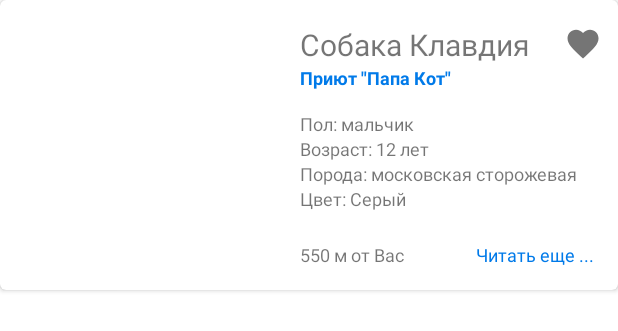
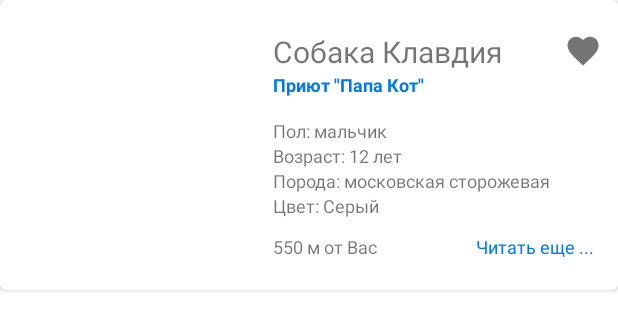
Before and after one commit to MrShtein/buddyClient, an Android app: the layout animal_row.xml on its own in the app's theme, with its tools: preview values and no code run, on a phone screen of 412 x 824 dp. Shown: the top 331 px of the screen. Run offline under Robolectric (Android 15) with nearby library versions, the phone set to English and light mode, and no system bars.

Commit message:
[feat] Добавил фрагмент для получения списка животных (черновик)

```diff
--- a/app/build.gradle
+++ b/app/build.gradle
@@ -42,6 +42,9 @@ dependencies {
     implementation 'com.airbnb.android:lottie:4.1.0'
     implementation 'androidx.legacy:legacy-support-v4:1.0.0'
     implementation "androidx.recyclerview:recyclerview:1.2.1"
+    implementation 'com.squareup.retrofit2:retrofit:2.9.0'
+    implementation 'com.squareup.retrofit2:converter-gson:2.5.0'
+    implementation 'com.squareup.picasso:picasso:2.71828'
     testImplementation 'junit:junit:4.13.2'
     androidTestImplementation 'androidx.test.ext:junit:1.1.3'
     androidTestImplementation 'androidx.test.espresso:espresso-core:3.4.0'
--- a/app/src/main/AndroidManifest.xml
+++ b/app/src/main/AndroidManifest.xml
@@ -1,9 +1,12 @@
 <?xml version="1.0" encoding="utf-8"?>
 <manifest xmlns:android="http://schemas.android.com/apk/res/android"
     package="mr.shtein.buddyandroidclient">
+    <uses-permission android:name="android.permission.INTERNET" />
+    <uses-permission android:name="android.permission.ACCESS_NETWORK_STATE" />
 
     <application
         android:allowBackup="true"
+        android:usesCleartextTraffic="true"
         android:icon="@mipmap/ic_launcher"
         android:label=""
         android:roundIcon="@mipmap/ic_launcher_round"
--- /dev/null
+++ b/app/src/main/java/mr/shtein/buddyandroidclient/model/Kennel.kt
@@ -0,0 +1,6 @@
+package mr.shtein.buddyandroidclient.model
+
+data class Kennel(
+    val id: Long,
+    val name: String
+)
--- a/app/src/main/res/layout/animal_row.xml
+++ b/app/src/main/res/layout/animal_row.xml
@@ -5,112 +5,117 @@
     android:id="@+id/layout_for_animal_card"
     android:layout_width="match_parent"
     android:layout_height="193dp"
+    android:layout_marginBottom="8dp"
     app:cardCornerRadius="4dp">
+
     <androidx.constraintlayout.widget.ConstraintLayout
         android:layout_width="match_parent"
-    android:layout_height="match_parent">
+        android:layout_height="match_parent"
+        >
 
         <ImageView
             android:id="@+id/animal_image"
-        android:layout_width="168dp"
-        android:layout_height="162dp"
-        android:layout_margin="16dp"
+            android:layout_width="158dp"
+            android:layout_height="152dp"
+            android:layout_marginStart="8dp"
+            android:layout_marginTop="8dp"
+            android:layout_marginBottom="8dp"
+
+            app:layout_constraintBottom_toBottomOf="parent"
             app:layout_constraintStart_toStartOf="parent"
-        app:layout_constraintTop_toTopOf="parent"
-        app:layout_constraintBottom_toBottomOf="parent"/>
+            app:layout_constraintTop_toTopOf="parent" />
 
         <CheckBox
             android:layout_width="26dp"
             android:layout_height="26dp"
+            android:layout_marginEnd="10dp"
             android:button="@drawable/heart_checkbox"
-        app:layout_constraintTop_toTopOf="@id/animal_image"
             app:layout_constraintEnd_toEndOf="parent"
-        android:layout_marginEnd="10dp"
-        />
+            app:layout_constraintTop_toTopOf="@id/animal_image" />
 
         <TextView
             android:id="@+id/who_is"
             android:layout_width="wrap_content"
             android:layout_height="wrap_content"
+            android:layout_marginStart="16dp"
+            android:textSize="20sp"
             app:layout_constraintStart_toEndOf="@id/animal_image"
             app:layout_constraintTop_toTopOf="@id/animal_image"
-            android:layout_marginStart="16dp"
-            android:textSize="20sp"
-            tools:text="Собака Клавдия"/>
+            tools:text="Собака Клавдия" />
 
         <TextView
             android:id="@+id/kennel_name"
-        tools:text="Приют &#34;Папа Кот&#34;"
             android:layout_width="wrap_content"
             android:layout_height="wrap_content"
+            android:layout_marginStart="16dp"
+            android:textColor="#007AE9"
+            android:textSize="12sp"
+            android:textStyle="bold"
             app:layout_constraintStart_toEndOf="@id/animal_image"
             app:layout_constraintTop_toBottomOf="@id/who_is"
-        android:layout_marginStart="16dp"
-        android:textSize="12sp"
-        android:textStyle="bold"
-        android:textColor="#007AE9"/>
+            tools:text="Приют &#34;Папа Кот&#34;" />
 
         <TextView
             android:id="@+id/gender_name"
-        tools:text="Пол: мальчик"
             android:layout_width="wrap_content"
             android:layout_height="wrap_content"
+            android:layout_marginStart="16dp"
+            android:layout_marginTop="14dp"
+            android:textSize="12sp"
             app:layout_constraintStart_toEndOf="@id/animal_image"
             app:layout_constraintTop_toBottomOf="@id/kennel_name"
-        android:layout_marginStart="16dp"
-        android:layout_marginTop="14dp"
-        android:textSize="12sp" />
+            tools:text="Пол: мальчик" />
 
         <TextView
             android:id="@+id/approximately_age"
-        tools:text="Возраст: 12 лет"
             android:layout_width="wrap_content"
             android:layout_height="wrap_content"
+            android:layout_marginStart="16dp"
+            android:textSize="12sp"
             app:layout_constraintStart_toEndOf="@id/animal_image"
             app:layout_constraintTop_toBottomOf="@id/gender_name"
-        android:layout_marginStart="16dp"
-        android:textSize="12sp" />
+            tools:text="Возраст: 12 лет" />
 
         <TextView
             android:id="@+id/breed_name"
-        tools:text="Порода: московская сторожевая"
             android:layout_width="wrap_content"
             android:layout_height="wrap_content"
+            android:layout_marginStart="16dp"
+            android:textSize="12sp"
             app:layout_constraintStart_toEndOf="@id/animal_image"
             app:layout_constraintTop_toBottomOf="@id/approximately_age"
-        android:layout_marginStart="16dp"
-        android:textSize="12sp" />
+            tools:text="Порода: московская сторожевая" />
 
         <TextView
             android:id="@+id/animal_color"
-        tools:text="Цвет: Серый"
             android:layout_width="wrap_content"
             android:layout_height="wrap_content"
+            android:layout_marginStart="16dp"
+            android:textSize="12sp"
             app:layout_constraintStart_toEndOf="@id/animal_image"
             app:layout_constraintTop_toBottomOf="@id/breed_name"
-        android:layout_marginStart="16dp"
-        android:textSize="12sp" />
+            tools:text="Цвет: Серый" />
 
         <TextView
             android:id="@+id/distance_from_you"
-        tools:text="550 м от Вас"
             android:layout_width="wrap_content"
             android:layout_height="wrap_content"
+            android:layout_marginStart="16dp"
+            android:textSize="12sp"
+            app:layout_constraintBottom_toBottomOf="@id/animal_image"
             app:layout_constraintStart_toEndOf="@id/animal_image"
-        app:layout_constraintBottom_toBottomOf="@id/animal_image"
-        android:layout_marginStart="16dp"
-        android:textSize="12sp" />
+            tools:text="550 м от Вас" />
 
         <TextView
             android:id="@+id/read_more"
-        tools:text="Читать еще ..."
             android:layout_width="wrap_content"
             android:layout_height="wrap_content"
+            android:layout_marginEnd="16dp"
+            android:textColor="#007AE9"
+            android:textSize="12sp"
+            app:layout_constraintBottom_toBottomOf="@id/distance_from_you"
             app:layout_constraintEnd_toEndOf="parent"
-        app:layout_constraintBottom_toBottomOf="@id/distance_from_you"
-        android:layout_marginEnd="16dp"
-        android:textSize="12sp"
-        android:textColor="#007AE9"/>
+            android:text="@string/read_more" />
 
     </androidx.constraintlayout.widget.ConstraintLayout>
 
--- a/app/src/main/res/values/strings.xml
+++ b/app/src/main/res/values/strings.xml
@@ -13,5 +13,6 @@
     <string name="animal_choice_text_in_current_city">КОГО ИЩЕМ в</string>
     <string name="it_s_a_check_button_for_your_choice">It\'s a check button for your choice</string>
     <string name="logo_discription">Logo</string>
+    <string name="read_more">Читать еще ...</string>
 
 </resources>
```
Also changed, not shown: app/src/main/java/mr/shtein/buddyandroidclient/AnimalsListFragment.kt (+28 -0 lines), app/src/main/java/mr/shtein/buddyandroidclient/AnimalsViewHolder.kt (+20 -5 lines), app/src/main/java/mr/shtein/buddyandroidclient/adapters/AnimalsAdapter.kt (+7 -4 lines), app/src/main/java/mr/shtein/buddyandroidclient/model/Animal.kt (added, +14 -0 lines), app/src/main/java/mr/shtein/buddyandroidclient/retrofit/Common.kt (added, +7 -0 lines), app/src/main/java/mr/shtein/buddyandroidclient/retrofit/Retrofit.kt (added, +19 -0 lines), app/src/main/java/mr/shtein/buddyandroidclient/retrofit/RetrofitServices.kt (added, +10 -0 lines), app/src/main/res/layout/animals_list_fragment.xml (+10 -3 lines). Lines whose indentation alone changed are shown as unchanged.
